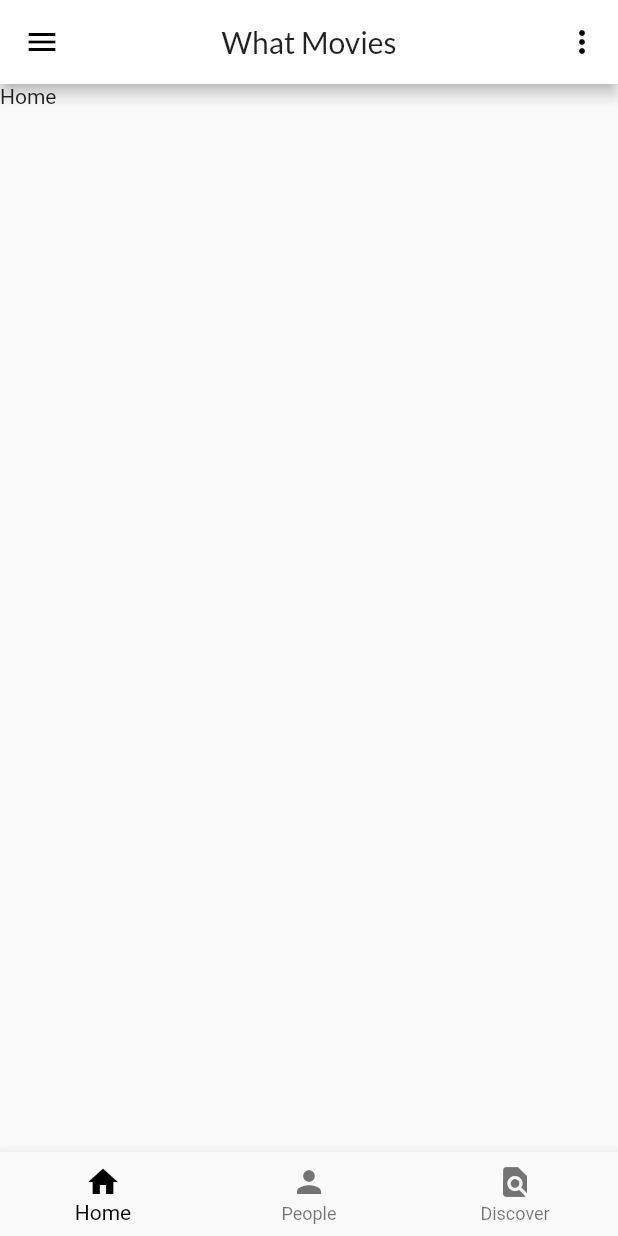
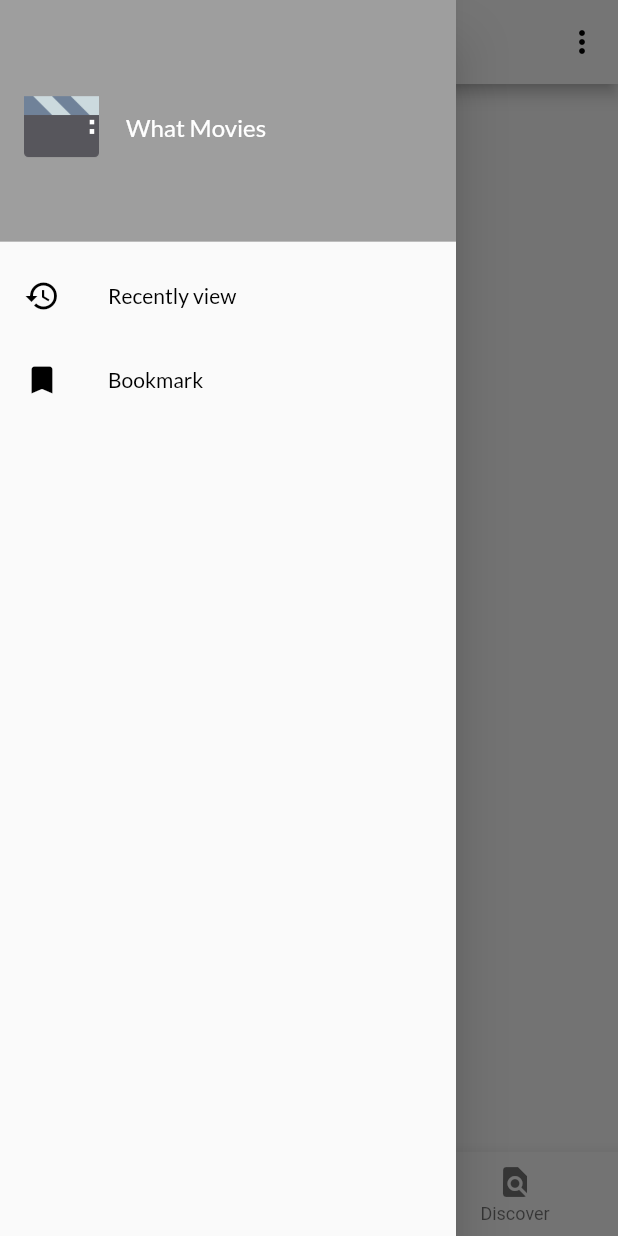
Before and after one commit to indrian16/whats_movies, a Flutter app: the screen it shows after launch, with the side drawer open (before the commit the screen has no drawer), on a phone screen of 412 x 824 dp. Run offline on Flutter 3.47's test engine with Material 2 defaults, Android fonts, the phone set to English and light mode, and no system bars; our stand-ins replace bloc, equatable, flutter_bloc.

Commit message:
add DrawerMenu and changes icon

```diff
--- a/lib/screens/main/main_screen.dart
+++ b/lib/screens/main/main_screen.dart
@@ -14,6 +14,7 @@ class MainScreen extends StatefulWidget {
 
 class _MainScreenState extends State<MainScreen> {
 
+  final GlobalKey<ScaffoldState> _scaffoldKey = GlobalKey<ScaffoldState>();
   MenuBloc _menuBloc = MenuBloc();
 
   @override
@@ -22,10 +23,11 @@ class _MainScreenState extends State<MainScreen> {
       bloc: _menuBloc,
       builder: (_, MenuState state) {
         return Scaffold(
+          key: _scaffoldKey,
           appBar: AppBar(
             centerTitle: true,
             leading: IconButton(
-              onPressed: () {},
+              onPressed: _openDrawer,
               icon: Icon(Icons.menu),
             ),
             actions: <Widget>[
@@ -36,13 +38,77 @@ class _MainScreenState extends State<MainScreen> {
             ],
             title: Text(
               'What Movies',
+              style: TextStyle(fontFamily: 'Lato'),
+            ),
+          ),
+          body: _bodyScreen(state),
+          drawer: _buildDrawer(),
+          bottomNavigationBar: _buildBottomNav(state),
+        );
+      },
+    );
+  }
+
+  Widget _buildDrawer() {
+    return SafeArea(
+      child: Drawer(
+        child: ListView(
+          children: <Widget>[
+            DrawerHeader(
+              decoration: BoxDecoration(color: Colors.grey),
+              child: Row(
+                crossAxisAlignment: CrossAxisAlignment.center,
+                mainAxisAlignment: MainAxisAlignment.start,
+                children: <Widget>[
+                  Image.asset(
+                    'assets/icons/icon.png',
+                    width: 50.0,
+                    height: 50.0,
+                  ),
+                  Padding(
+                    padding: const EdgeInsets.all(18.0),
+                    child: Text(
+                      'What Movies',
                       style: TextStyle(
-                fontFamily: 'Lato'
+                        fontFamily: 'Lato',
+                        color: Colors.white,
+                        fontSize: 16.0
                       ),
                     ),
                   ),
-          body: _bodyScreen(state),
-          bottomNavigationBar: BottomNavigationBar(
+                ],
+              ),
+            ),
+            ListTile(
+              onTap: () {},
+              leading: Icon(Icons.history, color: Colors.black),
+              title: Text(
+                'Recently view',
+                style: TextStyle(
+                  fontFamily: 'Lato',
+                  color: Colors.black
+                ),
+              ),
+            ),
+            ListTile(
+              onTap: () {},
+              leading: Icon(Icons.bookmark, color: Colors.black),
+              title: Text(
+                'Bookmark',
+                style: TextStyle(
+                  fontFamily: 'Lato',
+                  color: Colors.black
+                ),
+              ),
+            )
+          ],
+        ),
+      ),
+    );
+  }
+
+  Widget _buildBottomNav(MenuState state) {
+    return BottomNavigationBar(
       currentIndex: state.currentTab,
       onTap: _onTapBottomNav,
       fixedColor: Colors.black,
@@ -51,68 +117,53 @@ class _MainScreenState extends State<MainScreen> {
             icon: Icon(Icons.home),
             title: Text(
               'Home',
-                  style: TextStyle(
-                    fontFamily: 'Lato'
-                  ),
-                )
-              ),
+              style: TextStyle(fontFamily: 'Lato'),
+            )),
         BottomNavigationBarItem(
             icon: Icon(Icons.person),
             title: Text(
               'People',
-                  style: TextStyle(
-                    fontFamily: 'Lato'
-                  ),
-                )
-              ),
+              style: TextStyle(fontFamily: 'Lato'),
+            )),
         BottomNavigationBarItem(
             icon: Icon(Icons.find_in_page),
             title: Text(
               'Discover',
-                  style: TextStyle(
-                    fontFamily: 'Lato'
-                  ),
-                )
-              )
+              style: TextStyle(fontFamily: 'Lato'),
+            ))
       ],
-          ),
-        );
-      },
     );
   }
 
   _bodyScreen(MenuState state) {
-
     if (state is HomeState) {
-
       return HomeScreen();
     }
 
     if (state is PeopleState) {
-
       return PeopleScreen();
     }
 
     if (state is DiscoverState) {
-
       return DiscoverScreen();
     }
   }
 
+  _openDrawer() {
+
+    _scaffoldKey.currentState.openDrawer();
+  }
+
   _onTapBottomNav(int index) {
-
     if (index == 0) {
-
       _menuBloc.dispatch(SelectHome());
     }
 
     if (index == 1) {
-
       _menuBloc.dispatch(SelectPeople());
     }
 
     if (index == 2) {
-
       _menuBloc.dispatch(SelectDiscover());
     }
   }
```
Also changed, not shown: pubspec.yaml (+10 -0 lines), assets/icons/icon.png (added), pubspec.lock, 20 other files. Lines whose indentation alone changed are shown as unchanged.
